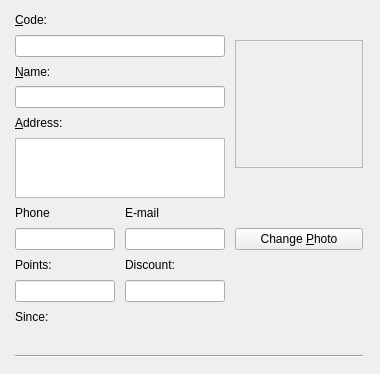
The window that iotstock/src/ui/editclient_widget.ui (hiramvillarreal/iotpos) describes before a commit, drawn with Qt 5.
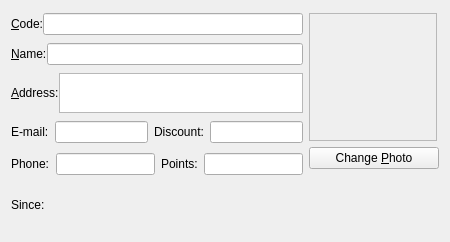
The same window after the commit. Custom widgets are drawn as their Qt base class.

Commit message: Client editor windows size

```diff
--- a/iotstock/src/ui/editclient_widget.ui
+++ b/iotstock/src/ui/editclient_widget.ui
@@ -6,218 +6,293 @@
    <rect>
     <x>0</x>
     <y>0</y>
-    <width>380</width>
-    <height>374</height>
+    <width>450</width>
+    <height>242</height>
    </rect>
   </property>
+  <property name="minimumSize">
+   <size>
+    <width>0</width>
+    <height>0</height>
+   </size>
+  </property>
+  <property name="maximumSize">
+   <size>
+    <width>460</width>
+    <height>242</height>
+   </size>
+  </property>
   <property name="windowTitle">
    <string>Form</string>
   </property>
   <layout class="QGridLayout" name="gridLayout">
-   <item row="0" column="0">
-    <widget class="QLabel" name="label_14">
-     <property name="text">
-      <string>&amp;Code:</string>
+   <item row="4" column="1" colspan="5">
+    <layout class="QHBoxLayout" name="horizontalLayout_6">
+     <item>
+      <widget class="QLabel" name="label_17">
+       <property name="text">
+        <string>Phone:</string>
+       </property>
+       <property name="buddy">
+        <cstring>editClientPhone</cstring>
+       </property>
+      </widget>
+     </item>
+     <item>
+      <widget class="MibitLineEdit" name="editClientPhone">
+       <property name="minimumSize">
+        <size>
+         <width>0</width>
+         <height>0</height>
+        </size>
+       </property>
+       <property name="maximumSize">
+        <size>
+         <width>16777215</width>
+         <height>16777215</height>
+        </size>
+       </property>
+      </widget>
+     </item>
+     <item>
+      <widget class="QLabel" name="label">
+       <property name="text">
+        <string>Points:</string>
+       </property>
+      </widget>
+     </item>
+     <item>
+      <widget class="MibitLineEdit" name="editClientPoints">
+       <property name="minimumSize">
+        <size>
+         <width>0</width>
+         <height>0</height>
+        </size>
+       </property>
+       <property name="maximumSize">
+        <size>
+         <width>130</width>
+         <height>16777215</height>
+        </size>
+       </property>
+      </widget>
+     </item>
+    </layout>
+   </item>
+   <item row="1" column="1" colspan="5">
+    <layout class="QHBoxLayout" name="horizontalLayout_3">
+     <property name="spacing">
+      <number>0</number>
      </property>
-     <property name="buddy">
-      <cstring>editClientCode</cstring>
-     </property>
-    </widget>
+     <item>
+      <widget class="QLabel" name="label_4">
+       <property name="text">
+        <string>&amp;Name:</string>
+       </property>
+       <property name="buddy">
+        <cstring>editClientName</cstring>
+       </property>
+      </widget>
+     </item>
+     <item>
+      <widget class="MibitLineEdit" name="editClientName"/>
+     </item>
+    </layout>
    </item>
-   <item row="0" column="2" rowspan="6">
-    <widget class="QLabel" name="labelClientPhoto">
-     <property name="sizePolicy">
-      <sizepolicy hsizetype="Maximum" vsizetype="Maximum">
-       <horstretch>0</horstretch>
-       <verstretch>0</verstretch>
-      </sizepolicy>
+   <item row="0" column="1" colspan="5">
+    <layout class="QHBoxLayout" name="horizontalLayout">
+     <property name="spacing">
+      <number>0</number>
      </property>
-     <property name="minimumSize">
-      <size>
-       <width>128</width>
-       <height>128</height>
-      </size>
-     </property>
-     <property name="frameShape">
-      <enum>QFrame::StyledPanel</enum>
-     </property>
-     <property name="frameShadow">
-      <enum>QFrame::Sunken</enum>
-     </property>
-     <property name="text">
-      <string/>
-     </property>
-     <property name="alignment">
-      <set>Qt::AlignCenter</set>
-     </property>
-    </widget>
+     <item>
+      <widget class="QLabel" name="label_14">
+       <property name="text">
+        <string>&amp;Code:</string>
+       </property>
+       <property name="buddy">
+        <cstring>editClientCode</cstring>
+       </property>
+      </widget>
+     </item>
+     <item>
+      <widget class="MibitLineEdit" name="editClientCode"/>
+     </item>
+    </layout>
    </item>
-   <item row="3" column="0" colspan="2">
-    <widget class="MibitLineEdit" name="editClientName"/>
+   <item row="3" column="1" colspan="5">
+    <layout class="QHBoxLayout" name="horizontalLayout_8">
+     <item>
+      <widget class="QLabel" name="label_18">
+       <property name="text">
+        <string>E-mail:</string>
+       </property>
+       <property name="buddy">
+        <cstring>editClientCell</cstring>
+       </property>
+      </widget>
+     </item>
+     <item>
+      <widget class="MibitLineEdit" name="editClientCell">
+       <property name="maximumSize">
+        <size>
+         <width>16777215</width>
+         <height>16777215</height>
+        </size>
+       </property>
+      </widget>
+     </item>
+     <item>
+      <widget class="QLabel" name="label_2">
+       <property name="text">
+        <string>Discount:</string>
+       </property>
+      </widget>
+     </item>
+     <item>
+      <widget class="MibitLineEdit" name="editClientDiscount">
+       <property name="maximumSize">
+        <size>
+         <width>130</width>
+         <height>16777215</height>
+        </size>
+       </property>
+      </widget>
+     </item>
+    </layout>
    </item>
-   <item row="4" column="0">
-    <widget class="QLabel" name="label_16">
-     <property name="text">
-      <string>&amp;Address:</string>
+   <item row="2" column="1" colspan="5">
+    <layout class="QHBoxLayout" name="horizontalLayout_4">
+     <property name="spacing">
+      <number>0</number>
      </property>
-     <property name="buddy">
-      <cstring>editClientAddress</cstring>
+     <property name="sizeConstraint">
+      <enum>QLayout::SetDefaultConstraint</enum>
      </property>
-    </widget>
+     <item>
+      <widget class="QLabel" name="label_16">
+       <property name="text">
+        <string>&amp;Address:</string>
+       </property>
+       <property name="buddy">
+        <cstring>editClientAddress</cstring>
+       </property>
+      </widget>
+     </item>
+     <item>
+      <widget class="QTextEdit" name="editClientAddress">
+       <property name="sizePolicy">
+        <sizepolicy hsizetype="Expanding" vsizetype="Fixed">
+         <horstretch>0</horstretch>
+         <verstretch>0</verstretch>
+        </sizepolicy>
+       </property>
+       <property name="maximumSize">
+        <size>
+         <width>16777215</width>
+         <height>40</height>
+        </size>
+       </property>
+       <property name="tabChangesFocus">
+        <bool>true</bool>
+       </property>
+       <property name="acceptRichText">
+        <bool>false</bool>
+       </property>
+      </widget>
+     </item>
+    </layout>
    </item>
-   <item row="6" column="0">
-    <widget class="QLabel" name="label_17">
-     <property name="text">
-      <string>Phone</string>
-     </property>
-     <property name="buddy">
-      <cstring>editClientPhone</cstring>
-     </property>
-    </widget>
+   <item row="0" column="7" rowspan="5" colspan="2">
+    <layout class="QVBoxLayout" name="verticalLayout_4">
+     <item>
+      <widget class="QLabel" name="labelClientPhoto">
+       <property name="sizePolicy">
+        <sizepolicy hsizetype="Maximum" vsizetype="Maximum">
+         <horstretch>0</horstretch>
+         <verstretch>0</verstretch>
+        </sizepolicy>
+       </property>
+       <property name="minimumSize">
+        <size>
+         <width>128</width>
+         <height>128</height>
+        </size>
+       </property>
+       <property name="frameShape">
+        <enum>QFrame::StyledPanel</enum>
+       </property>
+       <property name="frameShadow">
+        <enum>QFrame::Sunken</enum>
+       </property>
+       <property name="text">
+        <string/>
+       </property>
+       <property name="alignment">
+        <set>Qt::AlignCenter</set>
+       </property>
+      </widget>
+     </item>
+     <item>
+      <widget class="QPushButton" name="btnChangeClientPhoto">
+       <property name="minimumSize">
+        <size>
+         <width>130</width>
+         <height>0</height>
+        </size>
+       </property>
+       <property name="maximumSize">
+        <size>
+         <width>16777215</width>
+         <height>16777215</height>
+        </size>
+       </property>
+       <property name="text">
+        <string>Change &amp;Photo</string>
+       </property>
+      </widget>
+     </item>
+     <item>
+      <spacer name="verticalSpacer">
+       <property name="orientation">
+        <enum>Qt::Vertical</enum>
+       </property>
+       <property name="sizeHint" stdset="0">
+        <size>
+         <width>20</width>
+         <height>40</height>
+        </size>
+       </property>
+      </spacer>
+     </item>
+    </layout>
    </item>
    <item row="6" column="1">
-    <widget class="QLabel" name="label_18">
-     <property name="text">
-      <string>E-mail</string>
-     </property>
-     <property name="buddy">
-      <cstring>editClientCell</cstring>
-     </property>
-    </widget>
-   </item>
-   <item row="7" column="0">
-    <widget class="MibitLineEdit" name="editClientPhone">
-     <property name="minimumSize">
-      <size>
-       <width>94</width>
-       <height>0</height>
-      </size>
-     </property>
-     <property name="maximumSize">
-      <size>
-       <width>100</width>
-       <height>16777215</height>
-      </size>
-     </property>
-    </widget>
-   </item>
-   <item row="7" column="1">
-    <widget class="MibitLineEdit" name="editClientCell">
-     <property name="maximumSize">
-      <size>
-       <width>100</width>
-       <height>16777215</height>
-      </size>
-     </property>
-    </widget>
-   </item>
-   <item row="7" column="2">
-    <widget class="QPushButton" name="btnChangeClientPhoto">
-     <property name="text">
-      <string>Change &amp;Photo</string>
-     </property>
-    </widget>
-   </item>
-   <item row="8" column="0">
-    <widget class="QLabel" name="label">
-     <property name="text">
-      <string>Points:</string>
-     </property>
-    </widget>
-   </item>
-   <item row="8" column="1">
-    <widget class="QLabel" name="label_2">
-     <property name="text">
-      <string>Discount:</string>
-     </property>
-    </widget>
-   </item>
-   <item row="9" column="0">
-    <widget class="MibitLineEdit" name="editClientPoints">
-     <property name="minimumSize">
-      <size>
-       <width>94</width>
-       <height>0</height>
-      </size>
-     </property>
-     <property name="maximumSize">
-      <size>
-       <width>100</width>
-       <height>16777215</height>
-      </size>
-     </property>
-    </widget>
-   </item>
-   <item row="9" column="1">
-    <widget class="MibitLineEdit" name="editClientDiscount">
-     <property name="maximumSize">
-      <size>
-       <width>100</width>
-       <height>16777215</height>
-      </size>
-     </property>
-    </widget>
-   </item>
-   <item row="10" column="0">
     <widget class="QLabel" name="label_3">
+     <property name="maximumSize">
+      <size>
+       <width>16777215</width>
+       <height>40</height>
+      </size>
+     </property>
      <property name="text">
       <string>Since:</string>
      </property>
     </widget>
    </item>
-   <item row="11" column="0" colspan="2">
-    <widget class="KDateWidget" name="sinceDatePicker" native="true"/>
-   </item>
-   <item row="12" column="0" colspan="3">
-    <widget class="Line" name="line">
-     <property name="orientation">
-      <enum>Qt::Horizontal</enum>
-     </property>
-    </widget>
-   </item>
-   <item row="13" column="0">
-    <spacer name="verticalSpacer">
-     <property name="orientation">
-      <enum>Qt::Vertical</enum>
-     </property>
-     <property name="sizeType">
-      <enum>QSizePolicy::Minimum</enum>
-     </property>
-     <property name="sizeHint" stdset="0">
+   <item row="6" column="2" colspan="4">
+    <widget class="KDateWidget" name="sinceDatePicker" native="true">
+     <property name="minimumSize">
       <size>
-       <width>20</width>
-       <height>5</height>
+       <width>0</width>
+       <height>0</height>
       </size>
      </property>
-    </spacer>
-   </item>
-   <item row="1" column="0" colspan="2">
-    <widget class="MibitLineEdit" name="editClientCode"/>
-   </item>
-   <item row="2" column="0">
-    <widget class="QLabel" name="label_4">
-     <property name="text">
-      <string>&amp;Name:</string>
-     </property>
-     <property name="buddy">
-      <cstring>editClientName</cstring>
-     </property>
-    </widget>
-   </item>
-   <item row="5" column="0" colspan="2">
-    <widget class="QTextEdit" name="editClientAddress">
      <property name="maximumSize">
       <size>
        <width>16777215</width>
-       <height>60</height>
+       <height>40</height>
       </size>
      </property>
-     <property name="tabChangesFocus">
-      <bool>true</bool>
-     </property>
-     <property name="acceptRichText">
-      <bool>false</bool>
-     </property>
     </widget>
    </item>
   </layout>
```
Left out of the diff: 11 changed lines with no effect on the pictures.
